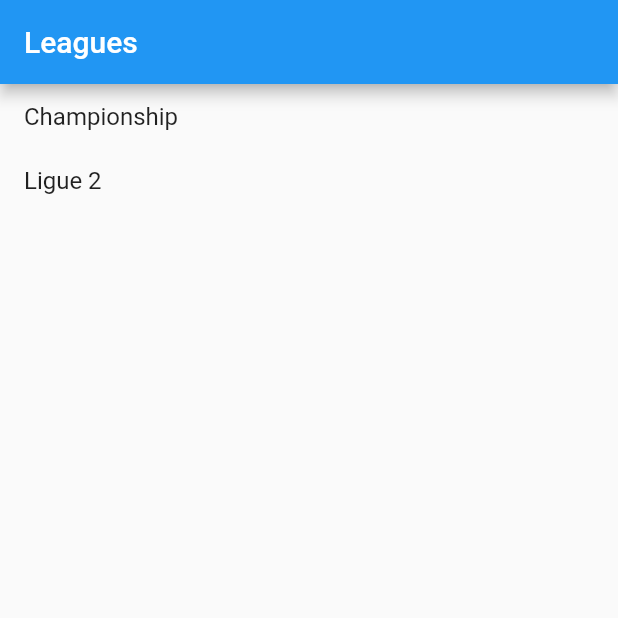
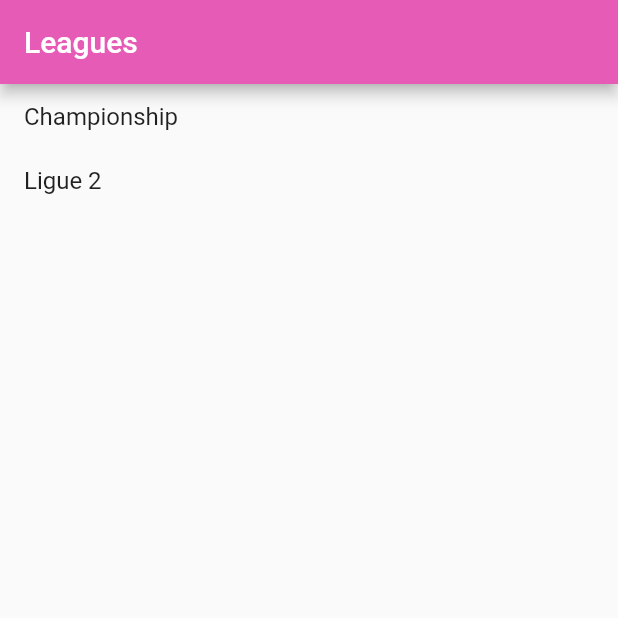
Before and after one commit to valerybodak/sport-predictor, a Flutter app: the screen it shows after launch, on a phone screen of 412 x 824 dp, the top half of it. Run offline on Flutter 3.47's test engine with Material 2 defaults, Android fonts, the phone set to English and light mode, and no system bars; our stand-ins replace rxdart.

Commit message:
changed primary color

```diff
--- a/lib/main.dart
+++ b/lib/main.dart
@@ -1,28 +1,18 @@
 import 'package:flutter/material.dart';
 import 'package:sport_predictor/screens/LeagueScreen.dart';
 import 'package:sport_predictor/screens/LeaguesListScreen.dart';
-import 'package:sport_predictor/widgets/EventsWidget.dart';
-import 'package:sport_predictor/widgets/StandingsWidget.dart';
+import 'package:sport_predictor/AppTheme.dart' as AppTheme;
 
 void main() => runApp(MyApp());
 
 class MyApp extends StatelessWidget {
-  // This widget is the root of your application.
+  // This widget is the root of app application.
   @override
   Widget build(BuildContext context) {
     return MaterialApp(
       title: 'Flutter Demo',
       theme: ThemeData(
-        // This is the theme of your application.
-        //
-        // Try running your application with "flutter run". You'll see the
-        // application has a blue toolbar. Then, without quitting the app, try
-        // changing the primarySwatch below to Colors.green and then invoke
-        // "hot reload" (press "r" in the console where you ran "flutter run",
-        // or simply save your changes to "hot reload" in a Flutter IDE).
-        // Notice that the counter didn't reset back to zero; the application
-        // is not restarted.
-        primarySwatch: Colors.blue,
+        primaryColor: AppTheme.Colors.purple_e6,
       ),
       initialRoute: '/',
       routes: {
```
